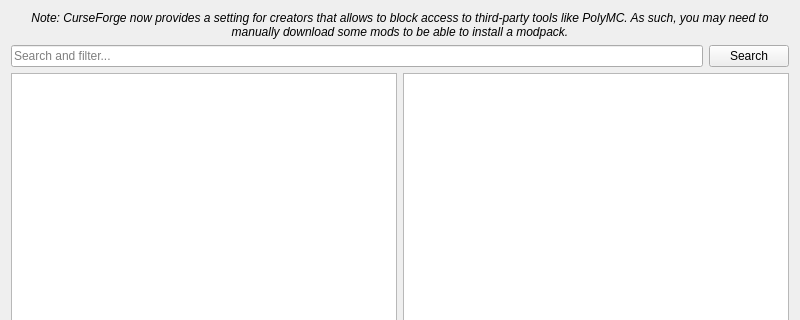
Before: the Qt Designer form launcher/ui/pages/modplatform/flame/FlamePage.ui in FreesmTeam/FreesmLauncher, drawn with Qt 5; both pictures show x 0 to 800 and y 0 to 320 of the 800 by 600 pixel window.
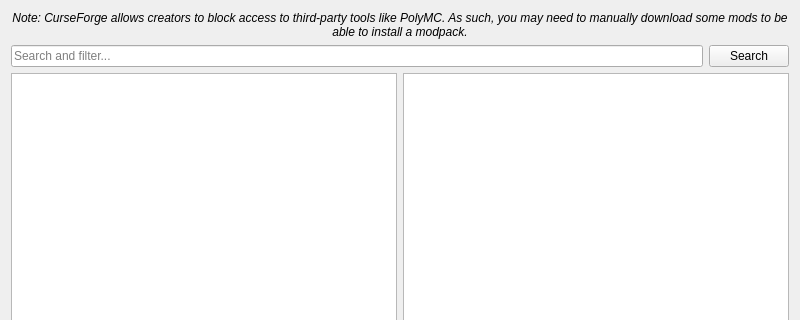
After: the same form once the commit is applied.

What changed in the file:
```diff
--- a/launcher/ui/pages/modplatform/flame/FlamePage.ui
+++ b/launcher/ui/pages/modplatform/flame/FlamePage.ui
@@ -19,7 +19,7 @@
       </font>
      </property>
      <property name="text">
-      <string>Note: CurseForge now provides a setting for creators that allows to block access to third-party tools like PolyMC. As such, you may need to manually download some mods to be able to install a modpack.</string>
+      <string>Note: CurseForge allows creators to block access to third-party tools like PolyMC. As such, you may need to manually download some mods to be able to install a modpack.</string>
      </property>
      <property name="alignment">
       <set>Qt::AlignCenter</set>
```
